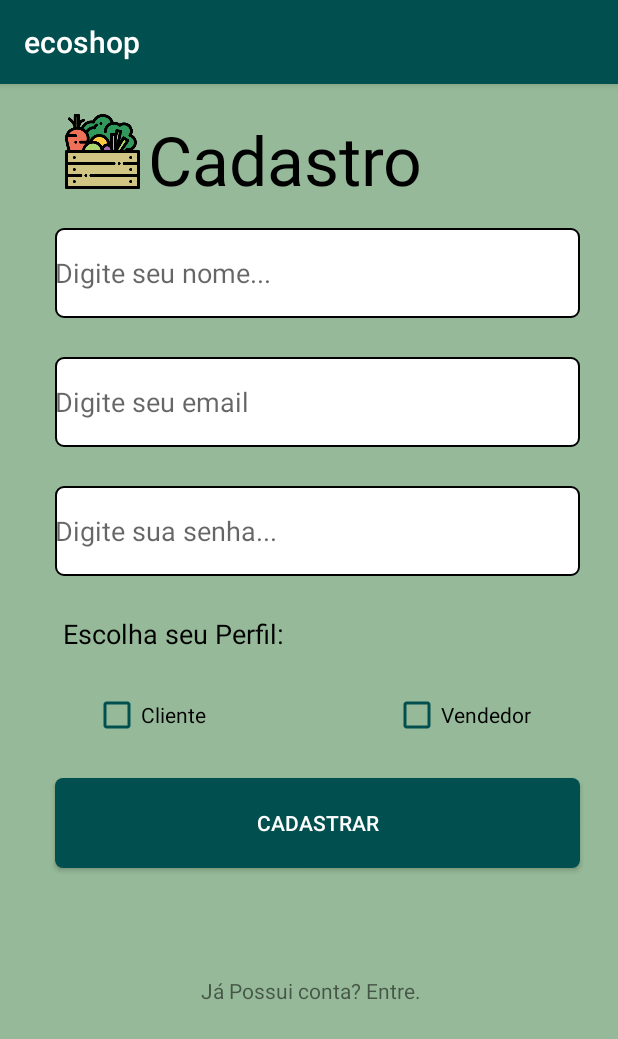
After one commit to Gabs19/ecoshop, an Android app: the SignUp screen opened directly, with no data from a screen before it, on a phone screen of 412 x 824 dp. The commit adds this screen. Shown: the top 1039 px of the screen. Run offline under Robolectric (Android 15) with nearby library versions, the phone set to English and light mode, and no system bars; our stand-ins replace Firebase (no records; nobody signed in at launch, a user with empty details on screens opened directly).

Commit message:
cadastro de dados efetuados

```diff
--- a/app/src/main/java/com/example/ecoshop/MainActivity.java
+++ b/app/src/main/java/com/example/ecoshop/MainActivity.java
@@ -1,7 +1,7 @@
 package com.example.ecoshop;
 
-import android.support.v7.app.AppCompatActivity;
 import android.os.Bundle;
+import androidx.appcompat.app.AppCompatActivity;
 
 public class MainActivity extends AppCompatActivity {
 
--- /dev/null
+++ b/app/src/main/java/com/example/ecoshop/SignUp.java
@@ -0,0 +1,79 @@
+package com.example.ecoshop;
+
+import android.content.Intent;
+import android.os.Bundle;
+import android.widget.Button;
+import android.widget.EditText;
+import android.widget.TextView;
+
+import androidx.appcompat.app.AppCompatActivity;
+
+import com.example.ecoshop.model.User;
+import com.google.firebase.FirebaseApp;
+import com.google.firebase.database.DatabaseReference;
+import com.google.firebase.database.FirebaseDatabase;
+
+import java.util.UUID;
+
+public class SignUp extends AppCompatActivity {
+
+    private TextView btnEntre;
+
+    private EditText inputName, inputEmail, inputPassword;
+    private Button btnSignUp;
+//    private CheckBox inputType;
+
+    FirebaseDatabase firebaseDatabase;
+    DatabaseReference databaseReference;
+
+    @Override
+    protected void onCreate(Bundle savedInstanceState) {
+        super.onCreate(savedInstanceState);
+        setContentView(R.layout.activity_sing_up);
+
+        btnEntre = (TextView) findViewById(R.id.entre);
+
+        inputName = findViewById(R.id.name);
+        inputEmail = findViewById(R.id.email);
+        inputPassword = findViewById(R.id.password);
+
+        btnSignUp = findViewById(R.id.cadastrar);
+
+        inicializarFirebase();
+
+        btnEntre.setOnClickListener(v -> entre());
+
+        btnSignUp.setOnClickListener(v -> cadastro());
+
+
+    }
+
+    private void entre(){
+        Intent intentLoginPage = new Intent(SignUp.this,Login.class);
+        startActivity(intentLoginPage);
+        finish();
+    }
+
+    private void inicializarFirebase(){
+        FirebaseApp.initializeApp(SignUp.this);
+        firebaseDatabase = FirebaseDatabase.getInstance();
+        databaseReference = firebaseDatabase.getReference();
+    }
+
+    private void cadastro() {
+        User user = new User();
+
+        user.setId(UUID.randomUUID().toString());
+        user.setName(inputName.getText().toString());
+        user.setEmail(inputEmail.getText().toString());
+        user.setPassword(inputPassword.getText().toString());
+
+        databaseReference.child("User").child(user.getId()).setValue(user);
+
+        Intent home = new Intent(SignUp.this, MainActivity.class);
+        startActivity(home);
+        finish();
+    }
+
+
+}
--- a/app/src/main/java/com/example/ecoshop/SplashScreen.java
+++ b/app/src/main/java/com/example/ecoshop/SplashScreen.java
@@ -1,9 +1,10 @@
 package com.example.ecoshop;
 
 import android.content.Intent;
+import android.os.Bundle;
 import android.os.Handler;
-import android.support.v7.app.AppCompatActivity;
-import android.os.Bundle;
+
+import androidx.appcompat.app.AppCompatActivity;
 
 public class SplashScreen extends AppCompatActivity {
 
--- a/app/src/main/res/layout/activity_sing_up.xml
+++ b/app/src/main/res/layout/activity_sing_up.xml
@@ -5,7 +5,7 @@
     android:layout_width="match_parent"
     android:layout_height="match_parent"
     android:background="@color/background_color"
-    tools:context=".SingUp">
+    tools:context=".SignUp">
 
     <ImageView
         android:id="@+id/imageView3"
@@ -138,7 +138,7 @@
         android:text="Cadastrar" />
 
     <TextView
-        android:id="@+id/textView4"
+        android:id="@+id/entre"
         android:layout_width="wrap_content"
         android:layout_height="wrap_content"
         android:layout_below="@+id/cadastrar"
--- a/build.gradle
+++ b/build.gradle
@@ -6,6 +6,7 @@ buildscript {
     }
     dependencies {
         classpath "com.android.tools.build:gradle:4.2.1"
+        classpath "com.google.gms:google-services:4.3.8"
 
         // NOTE: Do not place your application dependencies here; they belong
         // in the individual module build.gradle files
@@ -16,7 +17,7 @@ allprojects {
     repositories {
         google()
         mavenCentral()
-        jcenter() // Warning: this repository is going to shut down soon
+//        jcenter() // Warning: this repository is going to shut down soon
     }
 }
 
--- a/gradle.properties
+++ b/gradle.properties
@@ -11,3 +11,5 @@ org.gradle.jvmargs=-Xmx2048m -Dfile.encoding=UTF-8
 # This option should only be used with decoupled projects. More details, visit
 # http://www.gradle.org/docs/current/userguide/multi_project_builds.html#sec:decoupled_projects
 # org.gradle.parallel=true
+android.enableJetifier=true
+android.useAndroidX=true
```
Also changed, not shown: app/build.gradle (+10 -4 lines), app/src/main/AndroidManifest.xml (+5 -2 lines), app/src/main/java/com/example/ecoshop/Login.java (+14 -3 lines), app/src/main/java/com/example/ecoshop/SingUp.java (deleted, +0 -13 lines), app/src/main/java/com/example/ecoshop/model/User.java (added, +61 -0 lines), app/src/main/res/layout/activity_login.xml (+5 -3 lines), app/src/main/res/layout/activity_main.xml (+9 -7 lines), 2 other files.
